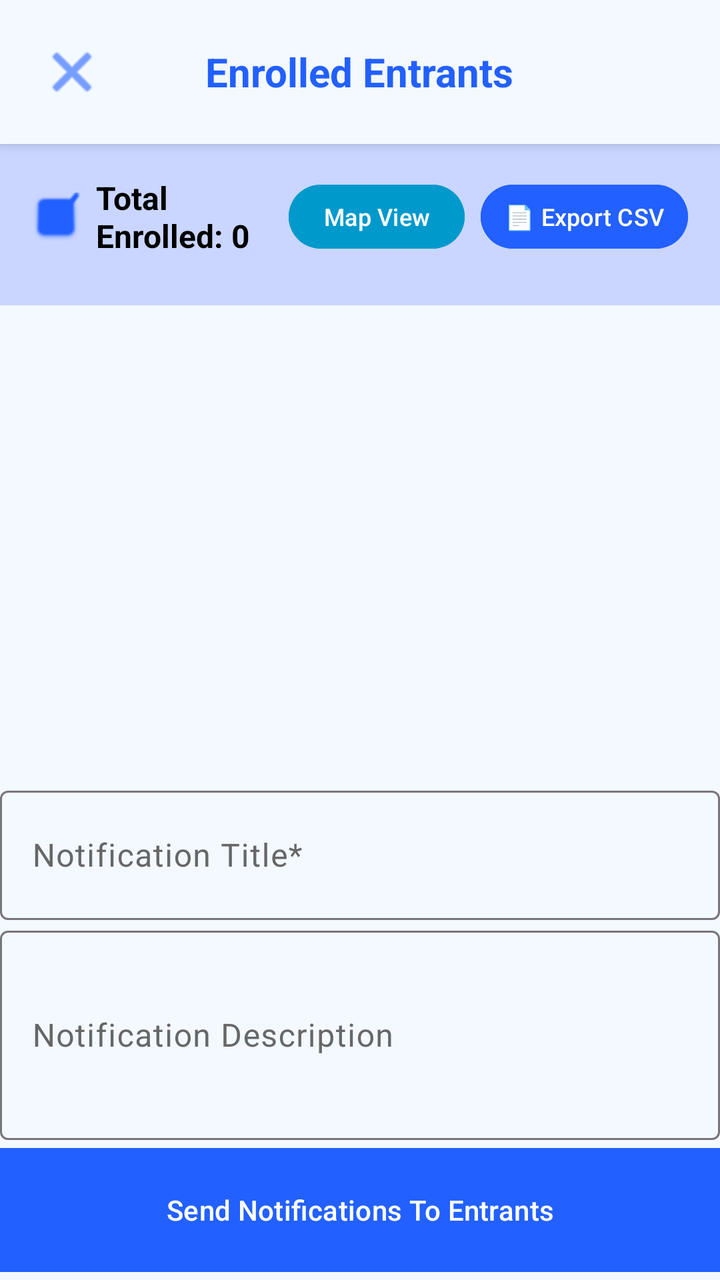
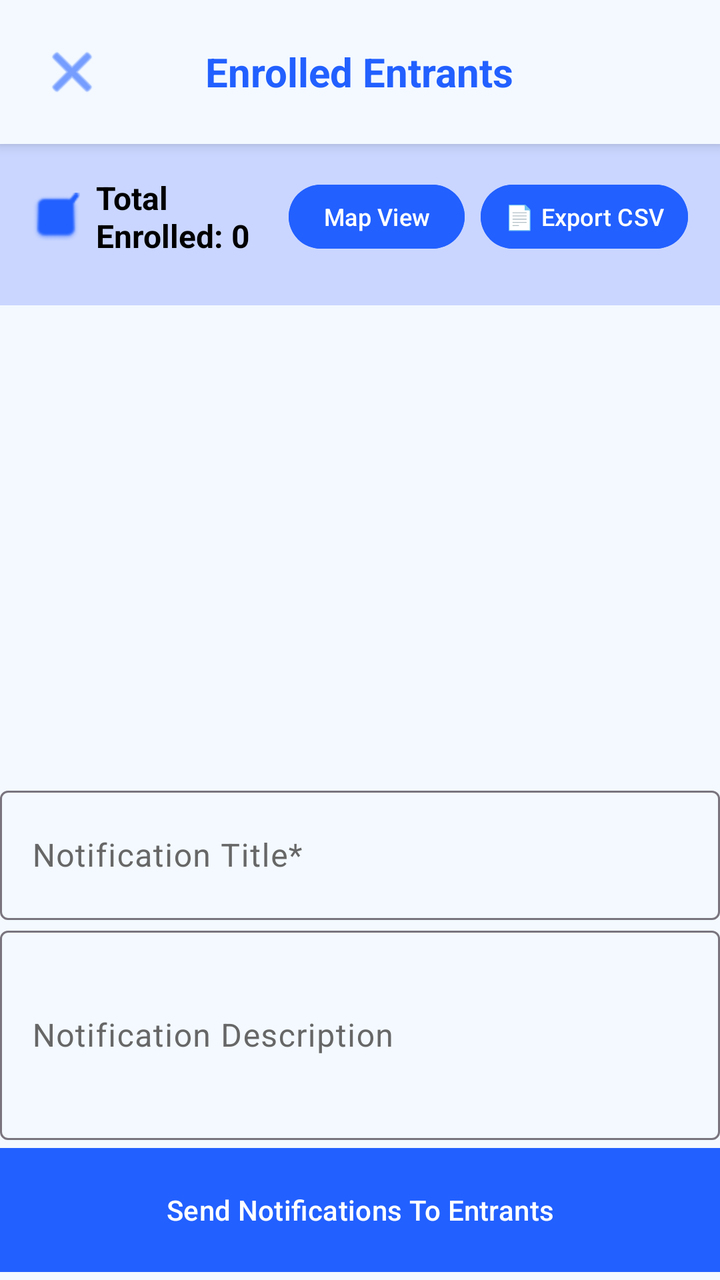

Screens rendered from an Android XML layout before and after an edit, with the pre-edit source and the edit as a unified diff.
<!-- AndroidManifest.xml: activity theme Theme.GitCat_events -->
<!-- res/layout/activity_accepted_entrants_view.xml -->
<?xml version="1.0" encoding="utf-8"?>
<LinearLayout xmlns:android="http://schemas.android.com/apk/res/android"
    xmlns:app="http://schemas.android.com/apk/res-auto"
    android:layout_width="match_parent"
    android:layout_height="match_parent"
    android:background="@color/background_color"
    android:orientation="vertical">

    
    <RelativeLayout
        android:layout_width="match_parent"
        android:layout_height="wrap_content"
        android:background="@color/background_color"
        android:elevation="4dp"
        android:padding="16dp">

        <ImageButton
            android:id="@+id/btnBack"
            android:layout_width="40dp"
            android:layout_height="40dp"
            android:layout_alignParentStart="true"
            android:layout_centerVertical="true"
            android:background="?attr/selectableItemBackgroundBorderless"
            android:contentDescription="Back"
            android:src="@android:drawable/ic_menu_close_clear_cancel"
            android:tint="@color/button_color" />

        <TextView
            android:id="@+id/tvEventName"
            android:layout_width="wrap_content"
            android:layout_height="wrap_content"
            android:layout_centerInParent="true"
            android:text="Enrolled Entrants"
            android:textColor="@color/text_color_colored"
            android:textSize="20sp"
            android:textStyle="bold" />
    </RelativeLayout>

    
    <LinearLayout
        android:layout_width="match_parent"
        android:layout_height="wrap_content"
        android:background="@color/container_color"
        android:orientation="vertical"
        android:padding="16dp">

        <LinearLayout
            android:layout_width="match_parent"
            android:layout_height="wrap_content"
            android:layout_marginBottom="8dp"
            android:gravity="center_vertical"
            android:orientation="horizontal">

            <ImageView
                android:layout_width="24dp"
                android:layout_height="24dp"
                android:layout_marginEnd="8dp"
                android:src="@android:drawable/checkbox_on_background"
                app:tint="@color/button_color" />

            <TextView
                android:id="@+id/tvAcceptedListCount"
                android:layout_width="0dp"
                android:layout_height="wrap_content"
                android:layout_weight="1"
                android:text="Total Enrolled: 0"
                android:textColor="@color/text_color_dark"
                android:textSize="16sp"
                android:textStyle="bold" />

            
            <Button
                android:id="@+id/btnMapView"
                android:layout_width="wrap_content"
                android:layout_height="40dp"
                android:text="Map View"
                android:textSize="12sp"
                android:textColor="@android:color/white"
                android:backgroundTint="@android:color/holo_blue_dark"
                android:paddingStart="12dp"
                android:paddingEnd="12dp"
                android:layout_marginEnd="8dp" />

            
            <Button
                android:id="@+id/btnExportCsv"
                android:layout_width="wrap_content"
                android:layout_height="40dp"
                android:backgroundTint="@color/button_color"
                android:paddingStart="12dp"
                android:paddingEnd="12dp"
                android:text="📄 Export CSV"
                android:textColor="@color/text_color_light"
                android:textSize="12sp" />
        </LinearLayout>

        
        <TextView
            android:id="@+id/tvCapacityInfo"
            android:layout_width="wrap_content"
            android:layout_height="wrap_content"
            android:text="Capacity: 0 / 0"
            android:textColor="@color/text_color_dark"
            android:textSize="14sp"
            android:visibility="gone" />
    </LinearLayout>

    

    

    

    
    <TextView
        android:id="@+id/tvAcceptedListEmpty"
        android:layout_width="match_parent"
        android:layout_height="0dp"
        android:layout_weight="1"
        android:gravity="center"
        android:text="No enrolled entrants yet\n\n📋 Run the raffle to select participants\n✉️ Selected participants must accept their invitations"
        android:textAlignment="center"
        android:textColor="@color/text_color_dark"
        android:textSize="16sp"
        android:visibility="gone" />

    <LinearLayout
        android:layout_width="match_parent"
        android:layout_height="match_parent"
        android:orientation="vertical">

        <View
            android:layout_width="match_parent"
            android:layout_height="1dp" />

        <androidx.recyclerview.widget.RecyclerView
            android:id="@+id/rvAcceptedList"
            android:layout_width="match_parent"
            android:layout_height="0dp"
            android:layout_weight="1"
            android:clipToPadding="false"
            android:padding="8dp" />

        <LinearLayout
            android:layout_width="match_parent"
            android:layout_height="250dp"
            android:orientation="vertical">

            <com.google.android.material.textfield.TextInputLayout
                android:id="@+id/textInputLayout"
                android:layout_width="match_parent"
                android:layout_height="70dp"
                android:textColorHint="@color/text_color_medium"
                app:helperTextTextColor="@color/text_color_medium"
                app:hintTextColor="@color/text_color_medium"
                app:placeholderTextColor="@color/text_color_medium"
                app:prefixTextColor="@color/text_color_medium"
                app:suffixTextColor="@color/text_color_medium">

                <com.google.android.material.textfield.TextInputEditText
                    android:id="@+id/acceptedListNotifTitleText"
                    android:layout_width="match_parent"
                    android:layout_height="match_parent"
                    android:hint="Notification Title*" />
            </com.google.android.material.textfield.TextInputLayout>

            <com.google.android.material.textfield.TextInputLayout
                android:id="@+id/textInputLayout2"
                android:layout_width="match_parent"
                android:layout_height="110dp"
                android:textColorHint="@color/text_color_medium"
                app:helperTextTextColor="@color/text_color_medium"
                app:hintTextColor="@color/text_color_medium"
                app:placeholderTextColor="@color/text_color_medium"
                app:prefixTextColor="@color/text_color_medium"
                app:suffixTextColor="@color/text_color_medium">

                <com.google.android.material.textfield.TextInputEditText
                    android:id="@+id/acceptedListNotifDescription"
                    android:layout_width="match_parent"
                    android:layout_height="match_parent"
                    android:hint="Notification Description" />
            </com.google.android.material.textfield.TextInputLayout>

            <Button
                android:id="@+id/AcceptedListSendNotif"
                android:layout_width="match_parent"
                android:layout_height="70dp"
                android:layout_marginTop="0dp"
                android:backgroundTint="@color/button_color"
                android:text="Send Notifications To Entrants"
                android:textColor="@color/text_color_light"
                app:cornerRadius="0dp" />
        </LinearLayout>
    </LinearLayout>

</LinearLayout>
<!-- resources referenced by this layout -->
<resources>
  <color name="background_color">#F3F9FF</color>
  <color name="button_color">#2260ff</color>
  <color name="container_color">#CAD6ff</color>
  <color name="text_color_colored">#2260ff</color>
  <color name="text_color_dark">#000000</color>
  <color name="text_color_light">#ffffff</color>
  <color name="text_color_medium">#676767</color>
  <style name="Theme.GitCat_events" parent="Base.Theme.GitCat_events" />
  <style name="Base.Theme.GitCat_events" parent="Theme.Material3.DayNight.NoActionBar">
          
          
      </style>
</resources>

<!-- the commit's change to res/layout/activity_accepted_entrants_view.xml (unified diff, before → after) -->
@@ -73,13 +73,13 @@
                 android:id="@+id/btnMapView"
                 android:layout_width="wrap_content"
                 android:layout_height="40dp"
-                android:text="Map View"
-                android:textSize="12sp"
-                android:textColor="@android:color/white"
-                android:backgroundTint="@android:color/holo_blue_dark"
+                android:layout_marginEnd="8dp"
+                android:backgroundTint="@color/button_color"
                 android:paddingStart="12dp"
                 android:paddingEnd="12dp"
-                android:layout_marginEnd="8dp" />
+                android:text="Map View"
+                android:textColor="@color/text_color_light"
+                android:textSize="12sp" />
 
             
             <Button
